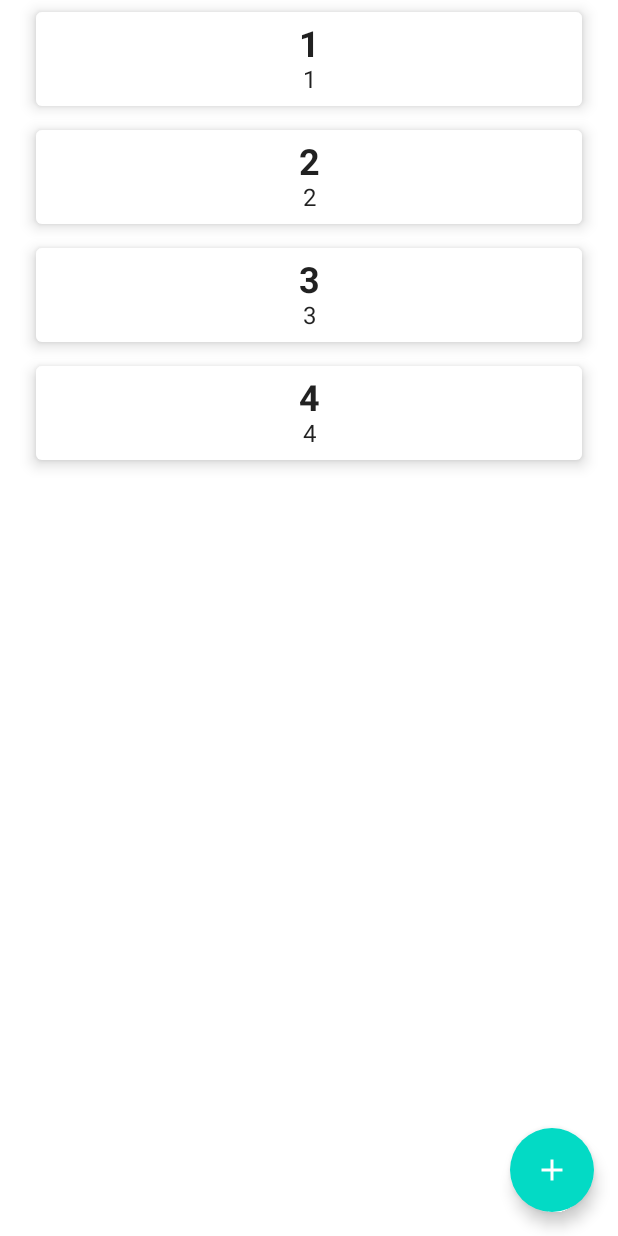
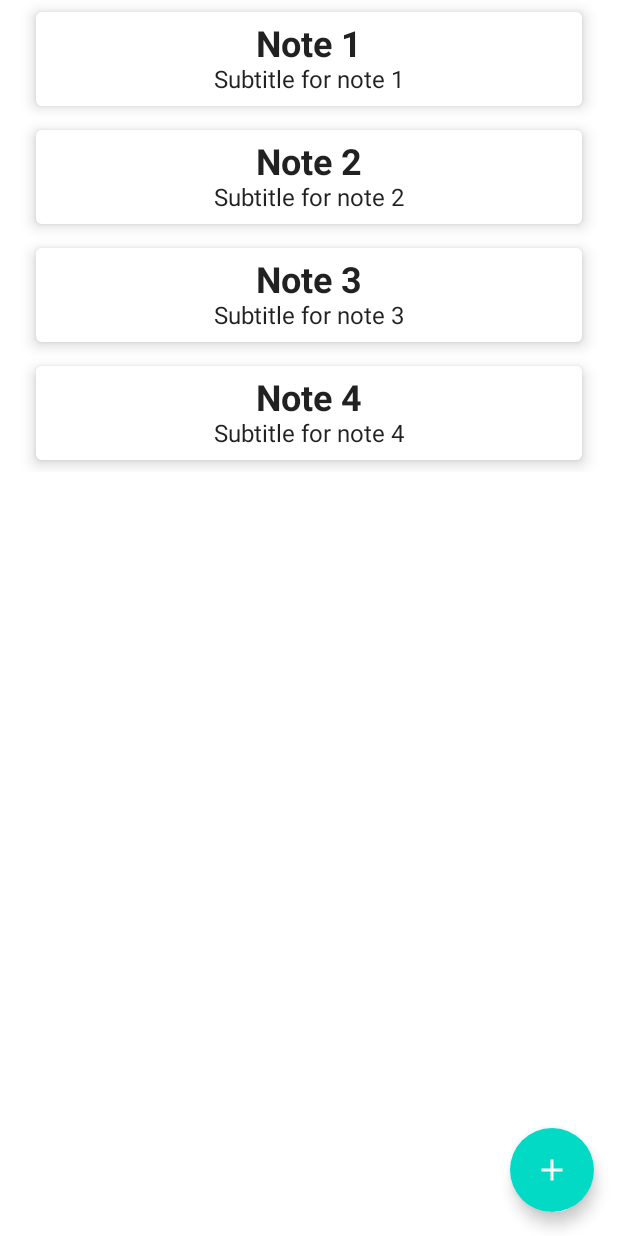
Before and after one commit to PodushkaPIR/YouCanApp, an Android app built with Jetpack Compose: the screen it shows after launch (MainActivity), after a tap on "Room database", on a phone screen of 412 x 824 dp. Run offline under Robolectric (Android 15) with nearby library versions, the phone set to English and light mode, and no system bars; our stand-ins replace Room's generated code, livedata-compose.

Commit message:
1)now the value for Main is taken from MainViewModel.kt and stored in the local database 2)add to kotlinOptions (freeCompilerArgs = ['-Xjvm-default=compatibility'])

```diff
--- a/app/build.gradle
+++ b/app/build.gradle
@@ -1,6 +1,7 @@
 plugins {
     id 'com.android.application'
     id 'org.jetbrains.kotlin.android'
+    id 'kotlin-kapt'
 }
 
 android {
@@ -32,6 +33,7 @@ android {
     }
     kotlinOptions {
         jvmTarget = '1.8'
+        freeCompilerArgs = ['-Xjvm-default=compatibility']
     }
     buildFeatures {
         compose true
@@ -61,6 +63,13 @@ dependencies {
     debugImplementation "androidx.compose.ui:ui-tooling:$compose_ui_version"
     debugImplementation "androidx.compose.ui:ui-test-manifest:$compose_ui_version"
 
+    implementation "androidx.compose.runtime:runtime-livedata:$compose_ui_version"
+
+    def room_version = "2.4.2"
+    implementation "androidx.room:room-runtime:$room_version"
+    kapt "androidx.room:room-compiler:$room_version"
+    implementation "androidx.room:room-ktx:$room_version"
+
     def nav_version = "2.5.3"
     implementation("androidx.navigation:navigation-compose:$nav_version")
 }
--- a/app/src/main/java/com/example/youcan/MainViewModel.kt
+++ b/app/src/main/java/com/example/youcan/MainViewModel.kt
@@ -3,12 +3,42 @@ package com.example.youcan
 import android.app.Application
 import android.util.Log
 import androidx.lifecycle.AndroidViewModel
+import androidx.lifecycle.MutableLiveData
 import androidx.lifecycle.ViewModel
 import androidx.lifecycle.ViewModelProvider
+import com.example.youcan.model.Note
+import com.example.youcan.utils.TYPE_FIREBASE
+import com.example.youcan.utils.TYPE_ROOM
 
 class MainViewModel(application: Application): AndroidViewModel(application) {
-    fun innitDatabase(){
-        Log.d("checkData", "MainViewModel innitDatabase")
+
+    val readTest: MutableLiveData<List<Note>> by lazy {
+        MutableLiveData<List<Note>>()
+    }
+
+    val dbType: MutableLiveData<String> by lazy {
+        MutableLiveData<String>(TYPE_ROOM)
+    }
+
+    fun innitDatabase(type: String){
+        dbType.value = type
+        Log.d("checkData", "MainViewModel innitDatabase with type $type")
+    }
+
+    init {
+        readTest.value =
+            when (dbType.value){
+                TYPE_ROOM -> {
+                    listOf<Note>(
+                        Note(title = "Note 1", subtitle = "Subtitle for note 1"),
+                        Note(title = "Note 2", subtitle = "Subtitle for note 2"),
+                        Note(title = "Note 3", subtitle = "Subtitle for note 3"),
+                        Note(title = "Note 4", subtitle = "Subtitle for note 4"),
+                    )
+                }
+                TYPE_FIREBASE -> listOf()
+                else -> listOf()
+            }
     }
 }
 
--- /dev/null
+++ b/app/src/main/java/com/example/youcan/model/Note.kt
@@ -0,0 +1,15 @@
+package com.example.youcan.model
+
+import androidx.room.ColumnInfo
+import androidx.room.Entity
+import androidx.room.PrimaryKey
+
+@Entity(tableName = "notes_table")
+data class Note(
+    @PrimaryKey(autoGenerate = true)
+    val id: Int = 0,
+    @ColumnInfo
+    val title: String,
+    @ColumnInfo
+    val subtitle: String
+)
--- a/app/src/main/java/com/example/youcan/screens/Main.kt
+++ b/app/src/main/java/com/example/youcan/screens/Main.kt
@@ -1,28 +1,43 @@
 package com.example.youcan.screens
 
+import android.app.Application
 import androidx.compose.foundation.clickable
 import androidx.compose.foundation.layout.Column
 import androidx.compose.foundation.layout.fillMaxSize
 import androidx.compose.foundation.layout.fillMaxWidth
 import androidx.compose.foundation.layout.padding
+import androidx.compose.foundation.lazy.LazyColumn
+import androidx.compose.foundation.lazy.items
 import androidx.compose.material.*
 import androidx.compose.material.icons.Icons
 import androidx.compose.material.icons.filled.Add
 import androidx.compose.runtime.Composable
+import androidx.compose.runtime.livedata.observeAsState
 import androidx.compose.ui.Alignment
 import androidx.compose.ui.Modifier
 import androidx.compose.ui.graphics.Color
+import androidx.compose.ui.platform.LocalContext
 import androidx.compose.ui.text.font.FontWeight
 import androidx.compose.ui.tooling.preview.Preview
 import androidx.compose.ui.unit.dp
 import androidx.compose.ui.unit.sp
+import androidx.lifecycle.viewmodel.compose.viewModel
 import androidx.navigation.NavHostController
 import androidx.navigation.compose.rememberNavController
+import com.example.youcan.MainViewModel
+import com.example.youcan.MainViewModelFactory
+import com.example.youcan.model.Note
 import com.example.youcan.navigation.NavRoute
 import com.example.youcan.ui.theme.YouCanTheme
 
 @Composable
 fun MainScreen(navController: NavHostController){
+    val context = LocalContext.current
+    val mViewModel: MainViewModel =
+        viewModel(factory = MainViewModelFactory(context.applicationContext as Application))
+
+    val notes = mViewModel.readTest.observeAsState(listOf()).value
+
     Scaffold(
         floatingActionButton = {
             FloatingActionButton(
@@ -37,17 +52,17 @@ fun MainScreen(navController: NavHostController){
             }
         }
     ) {
-        Column(){
-            NoteItem(title = "1", subtitle = "1", navController = navController)
-            NoteItem(title = "2", subtitle = "2", navController = navController)
-            NoteItem(title = "3", subtitle = "3", navController = navController)
-            NoteItem(title = "4", subtitle = "4", navController = navController)
+        LazyColumn {
+            items(notes){
+                    note ->
+                    NoteItem(note = note, navController = navController)
+            }
         }
     }
 }
 
 @Composable
-fun NoteItem (title: String, subtitle: String, navController: NavHostController){
+fun NoteItem (note: Note, navController: NavHostController){
     Card(
         modifier = Modifier
             .fillMaxWidth()
@@ -62,11 +77,11 @@ fun NoteItem (title: String, subtitle: String, navController: NavHostController)
             horizontalAlignment = Alignment.CenterHorizontally
         ) {
             Text(
-                text = title,
+                text = note.title,
                 fontSize =  24.sp,
                 fontWeight = FontWeight.Bold
             )
-            Text(text = subtitle)
+            Text(text = note.subtitle)
         }
     }
 }
--- a/app/src/main/java/com/example/youcan/screens/Start.kt
+++ b/app/src/main/java/com/example/youcan/screens/Start.kt
@@ -1,5 +1,6 @@
 package com.example.youcan.screens
 
+import android.app.Application
 import androidx.compose.foundation.layout.*
 import androidx.compose.material.Button
 import androidx.compose.material.Scaffold
@@ -7,15 +8,25 @@ import androidx.compose.material.Text
 import androidx.compose.runtime.Composable
 import androidx.compose.ui.Alignment
 import androidx.compose.ui.Modifier
+import androidx.compose.ui.platform.LocalContext
 import androidx.compose.ui.tooling.preview.Preview
 import androidx.compose.ui.unit.dp
+import androidx.lifecycle.viewmodel.compose.viewModel
 import androidx.navigation.NavHostController
 import androidx.navigation.compose.rememberNavController
+import com.example.youcan.MainViewModel
+import com.example.youcan.MainViewModelFactory
 import com.example.youcan.navigation.NavRoute
 import com.example.youcan.ui.theme.YouCanTheme
+import com.example.youcan.utils.TYPE_FIREBASE
+import com.example.youcan.utils.TYPE_ROOM
 
 @Composable
 fun StartScreen(navController: NavHostController) {
+    val context = LocalContext.current
+    val mViewModel: MainViewModel =
+        viewModel(factory = MainViewModelFactory(context.applicationContext as Application))
+
     Scaffold(
         modifier = Modifier.fillMaxSize()
     ) {
@@ -27,6 +38,7 @@ fun StartScreen(navController: NavHostController) {
             Text(text = "What we will use")
             Button(
                 onClick = {
+                    mViewModel.innitDatabase(TYPE_ROOM)
                     navController.navigate(route = NavRoute.Main.route)
                 },
                 modifier = Modifier
@@ -37,6 +49,7 @@ fun StartScreen(navController: NavHostController) {
             }
             Button(
                 onClick = {
+                    mViewModel.innitDatabase(TYPE_FIREBASE)
                     navController.navigate(route = NavRoute.Main.route)
                 },
                 modifier = Modifier
--- /dev/null
+++ b/app/src/main/java/com/example/youcan/utils/Constants.kt
@@ -0,0 +1,5 @@
+package com.example.youcan.utils
+
+const val TYPE_DATABASE = "type_database"
+const val TYPE_ROOM = "type_room"
+const val TYPE_FIREBASE = "type_firebase"
```
